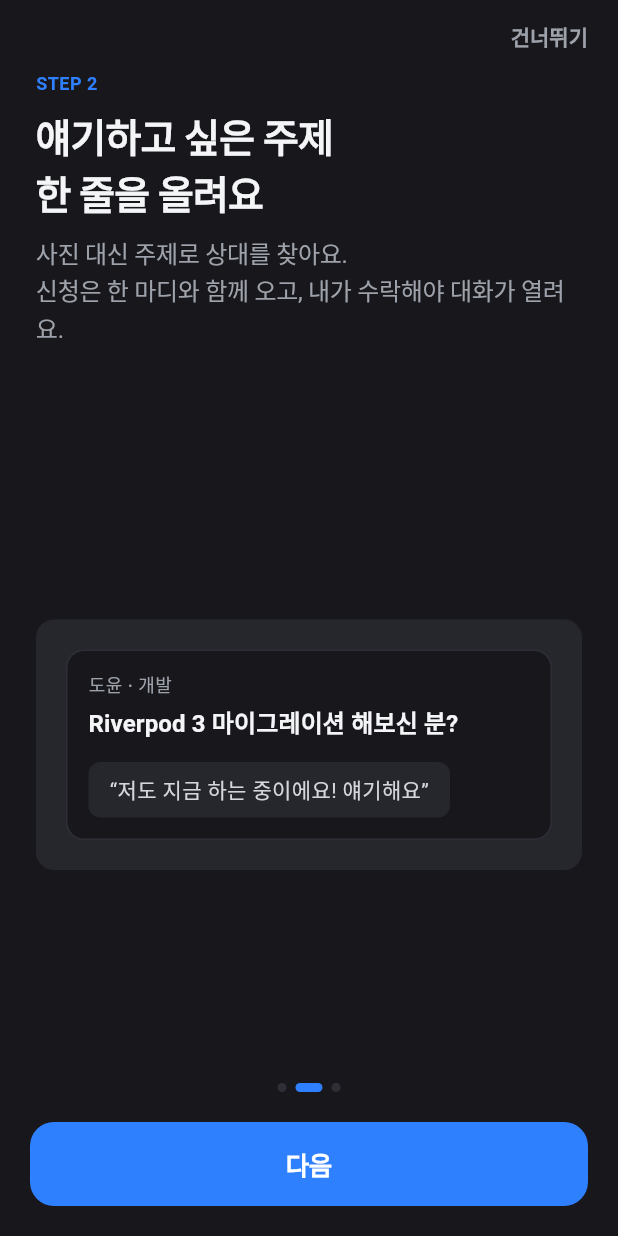
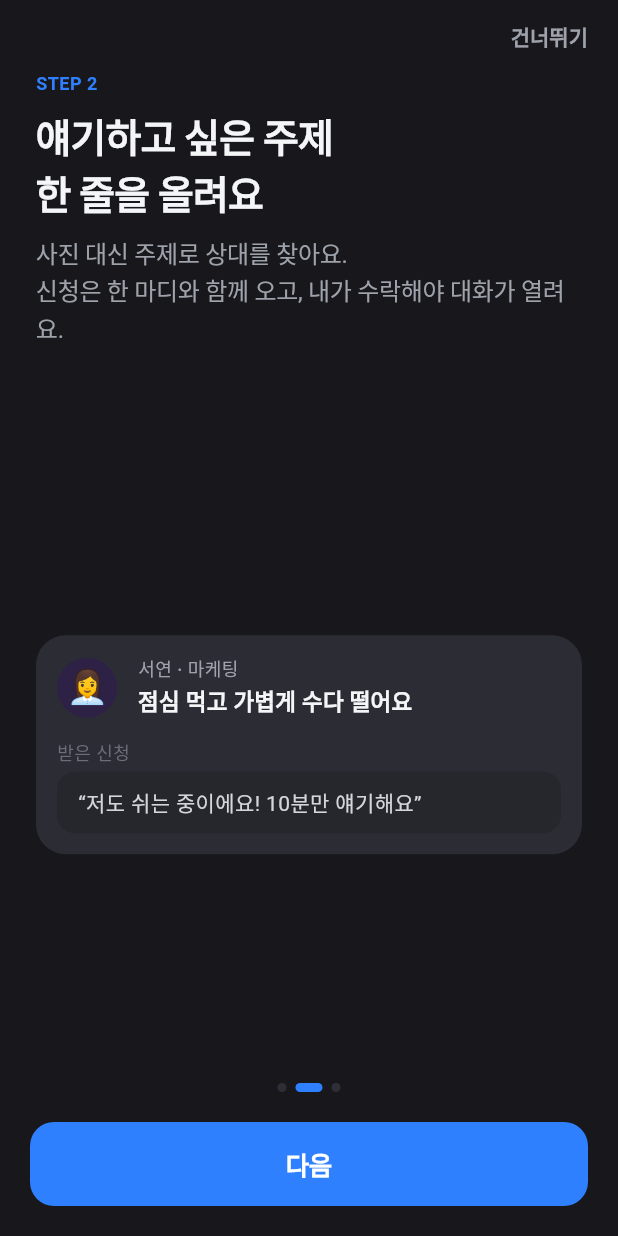
Before and after one commit to charlieoppa86/bind, a Flutter app: the OnboardingGuideScreen screen opened by its route, swiped to page 2, on a phone screen of 412 x 824 dp. Run offline on Flutter 3.47's test engine with Material 3 defaults, Android fonts, the phone set to English and light mode, and no system bars; our stand-ins replace cloud_firestore, firebase_core, flutter_riverpod, go_router, material_ui; accounts and stored records are empty; Roboto replaces fonts that are missing (Pretendard).

Commit message:
feat: 사용법 가이드 STEP 2·3 예시를 첫 화면 수준으로 변경
- STEP 2: "점심 먹고 가볍게 수다 떨어요" 카드 + 받은 신청 한 마디
- STEP 3: 맛집·취업 준비·주말 등 가볍고 일상적인 주제 3개, 설명 문구 수정
- 첫 화면과 가이드가 같은 이모지 아바타·소개 카드(IntroTopicCard)를 쓰도록 공용 위젯으로 분리

Co-Authored-By: Claude Opus 5.5 <noreply@anthropic.com>

```diff
--- /dev/null
+++ b/lib/core/widgets/emoji_avatar.dart
@@ -0,0 +1,113 @@
+import 'package:material_ui/material_ui.dart';
+
+import '../../app/theme/app_colors.dart';
+import '../../app/theme/app_spacing.dart';
+import '../../app/theme/app_typography.dart';
+
+/// 소개용 일러스트 아바타(첫 화면·사용법 가이드).
+/// 실제 사용자 사진이 아니다. 앱에서 프로필 사진은 받지 않는다(US-W05).
+class EmojiAvatar extends StatelessWidget {
+  const EmojiAvatar(
+    this.emoji, {
+    required this.index,
+    this.size = 40,
+    super.key,
+  });
+
+  final String emoji;
+
+  /// 배경색 고르기용 순번
+  final int index;
+  final double size;
+
+  @override
+  Widget build(BuildContext context) {
+    final (bg, _) = AppColors.avatarTints[index % AppColors.avatarTints.length];
+    return Container(
+      width: size,
+      height: size,
+      alignment: Alignment.center,
+      decoration: BoxDecoration(color: bg, shape: BoxShape.circle),
+      child: Text(emoji, style: TextStyle(fontSize: size * 0.55, height: 1)),
+    );
+  }
+}
+
+/// 소개용 주제 카드: 아바타 + "닉네임 · 하는 일" + 주제 한 줄
+class IntroTopicCard extends StatelessWidget {
+  const IntroTopicCard({
+    required this.emoji,
+    required this.index,
+    required this.name,
+    required this.job,
+    required this.topic,
+    this.trailing,
+    this.footer,
+    this.shadow = false,
+    super.key,
+  });
+
+  final String emoji;
+  final int index;
+  final String name;
+  final String job;
+  final String topic;
+  final Widget? trailing;
+
+  /// 카드 아래쪽에 붙는 내용(예: 받은 신청 한 마디)
+  final Widget? footer;
+
+  /// 떠 있는 그림자(첫 화면처럼 겹쳐 놓을 때)
+  final bool shadow;
+
+  @override
+  Widget build(BuildContext context) {
+    return Container(
+      padding: const EdgeInsets.all(AppSpacing.md),
+      decoration: BoxDecoration(
+        color: AppColors.elevated,
+        borderRadius: BorderRadius.circular(AppRadius.section),
+        boxShadow: shadow
+            ? [
+                BoxShadow(
+                  color: AppColors.shadow.withValues(alpha: 0.35),
+                  blurRadius: 24,
+                  offset: const Offset(0, 8),
+                ),
+              ]
+            : null,
+      ),
+      child: Column(
+        mainAxisSize: MainAxisSize.min,
+        crossAxisAlignment: CrossAxisAlignment.start,
+        children: [
+          Row(
+            children: [
+              EmojiAvatar(emoji, index: index),
+              const SizedBox(width: AppSpacing.md),
+              Expanded(
+                child: Column(
+                  crossAxisAlignment: CrossAxisAlignment.start,
+                  children: [
+                    Text('$name · $job', style: AppTypography.caption),
+                    const SizedBox(height: 2),
+                    Text(
+                      topic,
+                      style: AppTypography.supportingTitle,
+                      overflow: TextOverflow.ellipsis,
+                    ),
+                  ],
+                ),
+              ),
+              if (trailing != null) ...[
+                const SizedBox(width: AppSpacing.sm),
+                trailing!,
+              ],
+            ],
+          ),
+          ?footer,
+        ],
+      ),
+    );
+  }
+}
--- a/lib/features/guide/presentation/usage_guide_view.dart
+++ b/lib/features/guide/presentation/usage_guide_view.dart
@@ -4,7 +4,7 @@ import '../../../app/theme/app_colors.dart';
 import '../../../app/theme/app_spacing.dart';
 import '../../../app/theme/app_typography.dart';
 import '../../../core/constants/enums.dart';
-import '../../../core/constants/topic_content.dart';
+import '../../../core/widgets/emoji_avatar.dart';
 
 /// 사용법 가이드 3장 스와이프 (US-013).
 /// 온보딩(`/onboarding/guide`)과 마이(`/my/guide`)에서 같은 위젯을 재사용한다.
@@ -75,7 +75,7 @@ class _UsageGuideViewState extends State<UsageGuideView> {
                 _GuidePage(
                   step: 3,
                   title: '이런 주제가\n신청을 많이 받아요',
-                  body: '구체적일수록 말 걸기 쉬워져요.',
+                  body: '짧고 편하게 적어도 괜찮아요.\n지금 바로 이야기할 수 있는 주제면 충분해요.',
                   visual: _ExamplesVisual(),
                 ),
               ],
@@ -240,42 +240,34 @@ class _CardVisual extends StatelessWidget {
 
   @override
   Widget build(BuildContext context) {
-    return Container(
-      width: double.infinity,
-      padding: const EdgeInsets.all(AppSpacing.lg),
-      decoration: _panel(),
-      child: Container(
-        padding: const EdgeInsets.all(AppSpacing.md),
-        decoration: BoxDecoration(
-          color: AppColors.canvas,
-          borderRadius: BorderRadius.circular(AppRadius.card),
-          border: Border.all(color: AppColors.hairline),
-        ),
+    return IntroTopicCard(
+      emoji: '👩‍💼',
+      index: 3,
+      name: '서연',
+      job: JobTag.marketer.label,
+      topic: '점심 먹고 가볍게 수다 떨어요',
+      footer: Padding(
+        padding: const EdgeInsets.only(top: AppSpacing.md),
         child: Column(
-          mainAxisSize: MainAxisSize.min,
           crossAxisAlignment: CrossAxisAlignment.start,
           children: [
             Text(
-              '도윤 · ${JobTag.developer.label}',
-              style: AppTypography.caption,
+              '받은 신청',
+              style: AppTypography.caption.copyWith(color: AppColors.tertiary),
             ),
             const SizedBox(height: AppSpacing.xs),
-            const Text(
-              'Riverpod 3 마이그레이션 해보신 분?',
-              style: AppTypography.subtitle,
-            ),
-            const SizedBox(height: AppSpacing.md),
             Container(
+              width: double.infinity,
               padding: const EdgeInsets.symmetric(
                 horizontal: AppSpacing.md,
-                vertical: AppSpacing.sm,
+                vertical: AppSpacing.sm + 2,
               ),
               decoration: BoxDecoration(
                 color: AppColors.fill,
-                borderRadius: BorderRadius.circular(AppRadius.control),
+                borderRadius: BorderRadius.circular(AppRadius.card),
               ),
               child: const Text(
-                '“저도 지금 하는 중이에요! 얘기해요”',
+                '“저도 쉬는 중이에요! 10분만 얘기해요”',
                 style: AppTypography.body,
               ),
             ),
@@ -286,39 +278,29 @@ class _CardVisual extends StatelessWidget {
   }
 }
 
+/// 첫 화면 카드와 같은 결의 가볍고 일상적인 주제 예시
 class _ExamplesVisual extends StatelessWidget {
   const _ExamplesVisual();
 
   @override
   Widget build(BuildContext context) {
     final examples = [
-      topicExamples[TopicCategory.dev]!.first,
-      topicExamples[TopicCategory.marketing]!.first,
-      topicExamples[TopicCategory.career]![2],
+      ('🧑‍🍳', '준호', JobTag.chef.label, '요즘 맛집 정보 나눠요'),
+      ('🧑‍🎓', '지우', JobTag.jobSeeking.label, '취업 준비 얘기 나눠요'),
+      ('🧑‍🎨', '민서', JobTag.creator.label, '주말에 뭐 하세요?'),
     ];
     return Column(
       mainAxisSize: MainAxisSize.min,
       children: [
-        for (final e in examples)
-          Container(
-            width: double.infinity,
-            margin: const EdgeInsets.only(bottom: AppSpacing.sm),
-            padding: const EdgeInsets.all(AppSpacing.md),
-            decoration: BoxDecoration(
-              color: AppColors.canvas,
-              borderRadius: BorderRadius.circular(AppRadius.card),
-              border: Border.all(color: AppColors.hairline),
-            ),
-            child: Row(
-              children: [
-                const Icon(
-                  Icons.chat_bubble_outline,
-                  size: 18,
-                  color: AppColors.secondary,
-                ),
-                const SizedBox(width: AppSpacing.sm),
-                Expanded(child: Text(e, style: AppTypography.subtitle)),
-              ],
+        for (final (i, (emoji, name, job, topic)) in examples.indexed)
+          Padding(
+            padding: const EdgeInsets.only(bottom: AppSpacing.sm),
+            child: IntroTopicCard(
+              emoji: emoji,
+              index: i + 1,
+              name: name,
+              job: job,
+              topic: topic,
             ),
           ),
       ],
```
Also changed, not shown: lib/features/auth/presentation/login_screen.dart (+11 -65 lines).
